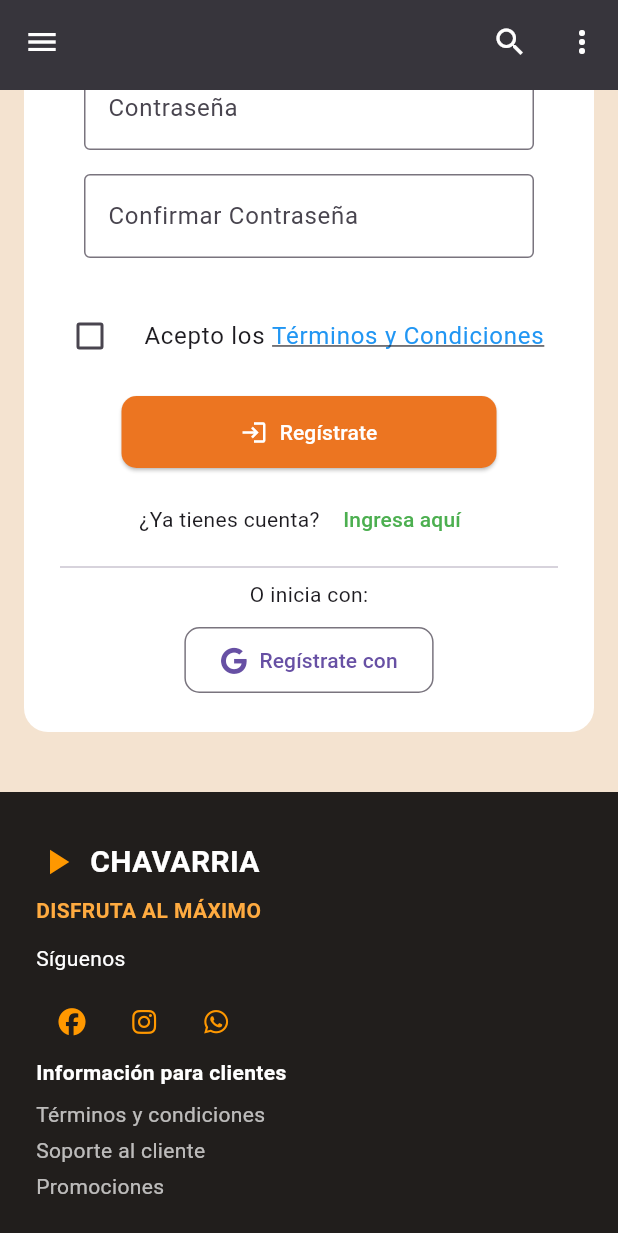
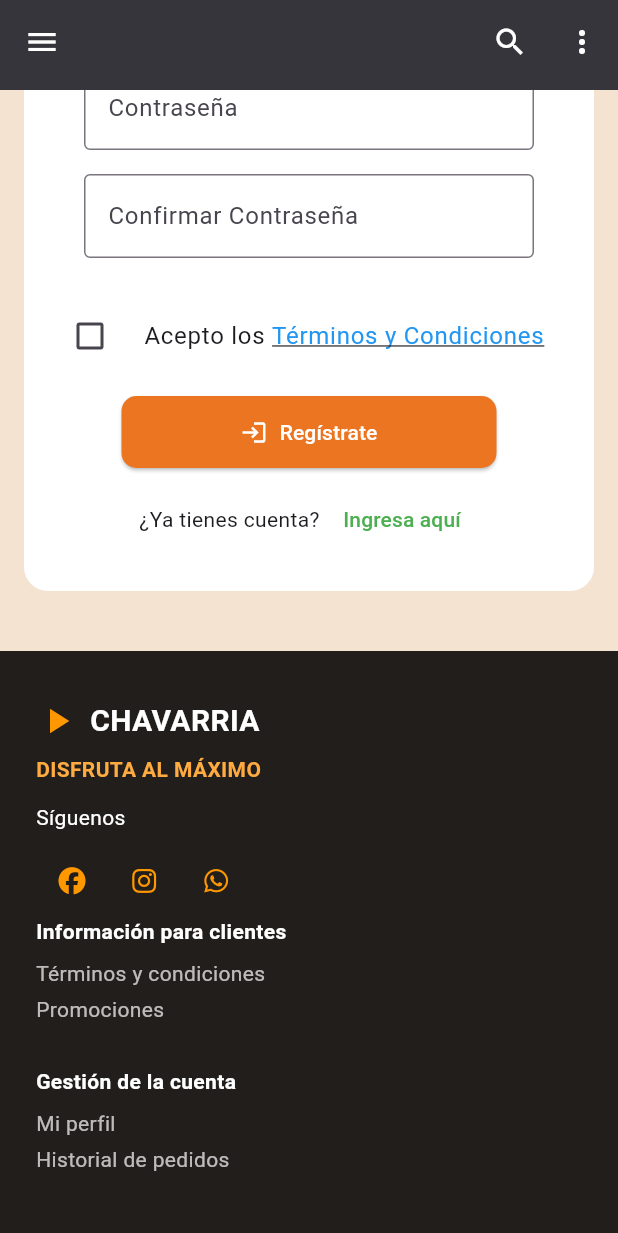
Before and after one commit to Gerso1212121/CHAVARRIA-WEB, a Flutter app: the ReguisterPage screen opened directly, scrolled down 576 dp, on a phone screen of 412 x 824 dp. Shown: the top 1233 px of the screen. Run offline on Flutter 3.47's test engine with Material 3 defaults, Android fonts, the phone set to English and light mode, and no system bars; our stand-ins replace font_awesome_flutter, supabase_flutter; missing offline and left inert: dart:html, dart:ui_web; accounts and stored records are empty; network calls fail.

Commit message:
ULTIMO COMIR YA

```diff
--- a/lib/views/auth/vista_register.dart
+++ b/lib/views/auth/vista_register.dart
@@ -78,7 +78,8 @@ class ReguisterPageState extends State<ReguisterPage> {
         showFeedbackDialog(
           context: context,
           title: 'Registro exitoso',
-          message: 'Tu cuenta fue creada correctamente. Ahora puedes iniciar sesión.',
+          message:
+              'Tu cuenta fue creada correctamente. Ahora puedes iniciar sesión.',
           isSuccess: true,
           actions: [
             TextButton(
@@ -189,8 +190,7 @@ class ReguisterPageState extends State<ReguisterPage> {
                               label: 'DUI',
                               keyboardType: TextInputType.number,
                               onChanged: (value) {
-                                if (value.length == 8 &&
-                                    !value.contains('-')) {
+                                if (value.length == 8 && !value.contains('-')) {
                                   _duiController.text = '$value-';
                                   _duiController.selection =
                                       TextSelection.fromPosition(
@@ -276,7 +276,9 @@ class ReguisterPageState extends State<ReguisterPage> {
                                     ),
                                   )
                                 : const Icon(Icons.login),
-                            label: Text(_isRegistrando ? "Registrando..." : "Regístrate"),
+                            label: Text(_isRegistrando
+                                ? "Registrando..."
+                                : "Regístrate"),
                             style: ElevatedButton.styleFrom(
                               backgroundColor: const Color(0xFFEC7521),
                               foregroundColor: Colors.white,
@@ -300,21 +302,6 @@ class ReguisterPageState extends State<ReguisterPage> {
                               ),
                             ),
                           ],
-                        ),
-                        const Divider(),
-                        const Text("O inicia con:"),
-                        const SizedBox(height: 10),
-                        OutlinedButton.icon(
-                          onPressed: () {},
-                          icon: const Icon(FontAwesomeIcons.google, size: 18),
-                          label: const Text("Regístrate con"),
-                          style: OutlinedButton.styleFrom(
-                            padding: const EdgeInsets.symmetric(
-                                horizontal: 24, vertical: 12),
-                            shape: RoundedRectangleBorder(
-                              borderRadius: BorderRadius.circular(10),
-                            ),
-                          ),
                         ),
                       ],
                     ),
--- a/lib/views/home/widgets/custom_footer.dart
+++ b/lib/views/home/widgets/custom_footer.dart
@@ -40,10 +40,6 @@ class AppFooter extends StatelessWidget {
                               "label": "Términos y condiciones",
                               "route": "/terminos"
                             },
-                            {
-                              "label": "Soporte al cliente",
-                              "route": "/soporte"
-                            },
                             {"label": "Promociones", "route": "/promociones"},
                           ]),
                           _buildColumn(context, "Gestión de la cuenta", [
@@ -52,7 +48,6 @@ class AppFooter extends StatelessWidget {
                               "label": "Historial de pedidos",
                               "route": "/historial"
                             },
-                            {"label": "Cerrar sesión", "route": "/logout"},
                           ]),
                         ],
                       ),
@@ -68,7 +63,6 @@ class AppFooter extends StatelessWidget {
                             "label": "Términos y condiciones",
                             "route": "/terminos"
                           },
-                          {"label": "Soporte al cliente", "route": "/soporte"},
                           {"label": "Promociones", "route": "/promociones"},
                         ]),
                         _buildColumn(context, "Gestión de la cuenta", [
@@ -77,7 +71,6 @@ class AppFooter extends StatelessWidget {
                             "label": "Historial de pedidos",
                             "route": "/historial"
                           },
-                          {"label": "Cerrar sesión", "route": "/logout"},
                         ]),
                       ],
                     ),
@@ -204,12 +197,6 @@ class AppFooter extends StatelessWidget {
                               onPressed: () => Navigator.pop(context, false),
                               child: const Text("Cancelar"),
                             ),
-                            ElevatedButton(
-                              onPressed: () => Navigator.pop(context, true),
-                              style: ElevatedButton.styleFrom(
-                                  backgroundColor: Colors.orange),
-                              child: const Text("Cerrar sesión"),
-                            ),
                           ],
                         ),
                       );
```
Also changed, not shown: lib/views/auth/vista_login.dart (+2 -24 lines), lib/views/home/sections/favoritos.dart (+29 -6 lines), 5 other files.
